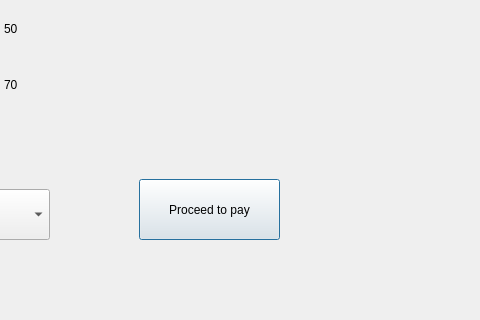
Above: payment.ui from vishvanathan-k/theatre_booking before the change; both pictures show x 720 to 1200 and y 480 to 800 of the 1200 by 800 pixel window. Below: the same form after it.
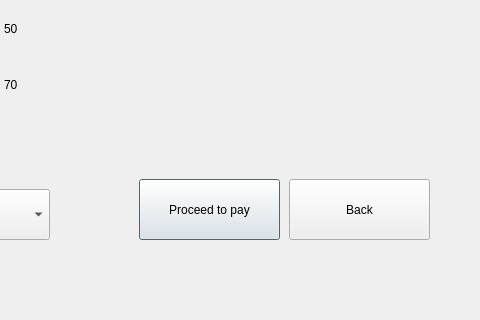
That is the form after the change.

Commit message: Add Back buttons and Security Questions

```diff
--- a/payment.ui
+++ b/payment.ui
@@ -452,6 +452,22 @@
      <string>Seats booked: </string>
     </property>
    </widget>
+   <widget class="QPushButton" name="back">
+    <property name="geometry">
+     <rect>
+      <x>1010</x>
+      <y>660</y>
+      <width>141</width>
+      <height>61</height>
+     </rect>
+    </property>
+    <property name="styleSheet">
+     <string notr="true">font: 14pt &quot;MS Shell Dlg 2&quot;;</string>
+    </property>
+    <property name="text">
+     <string>Back</string>
+    </property>
+   </widget>
   </widget>
  </widget>
  <resources/>
```
The commit also changes 21 other files.
